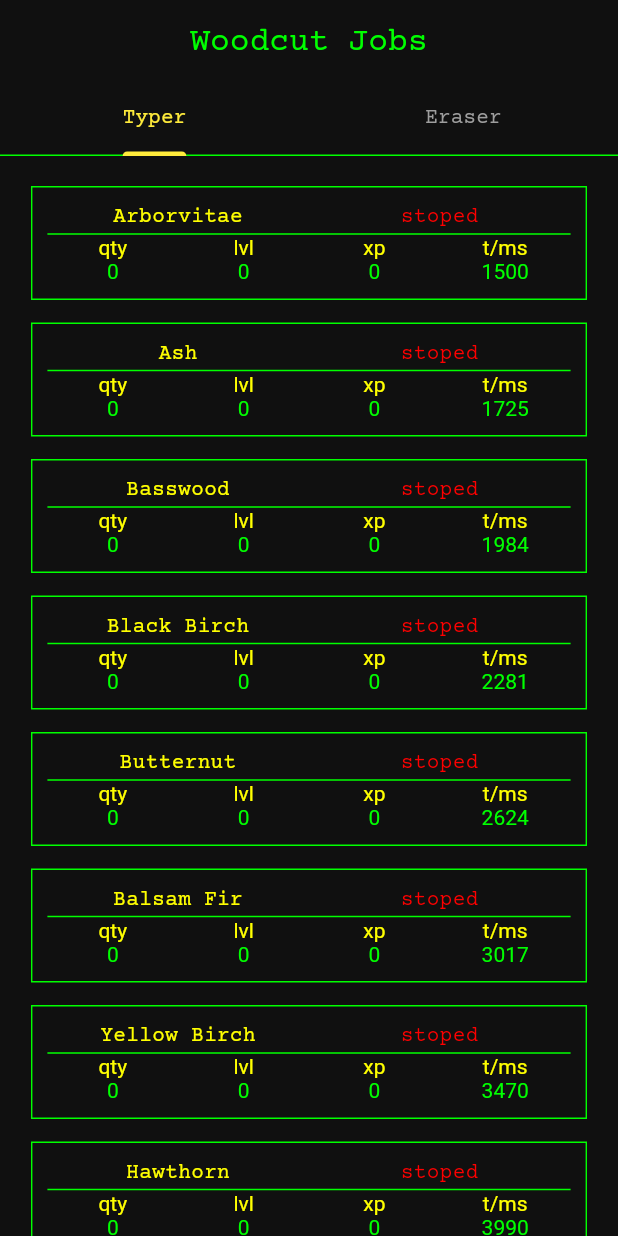
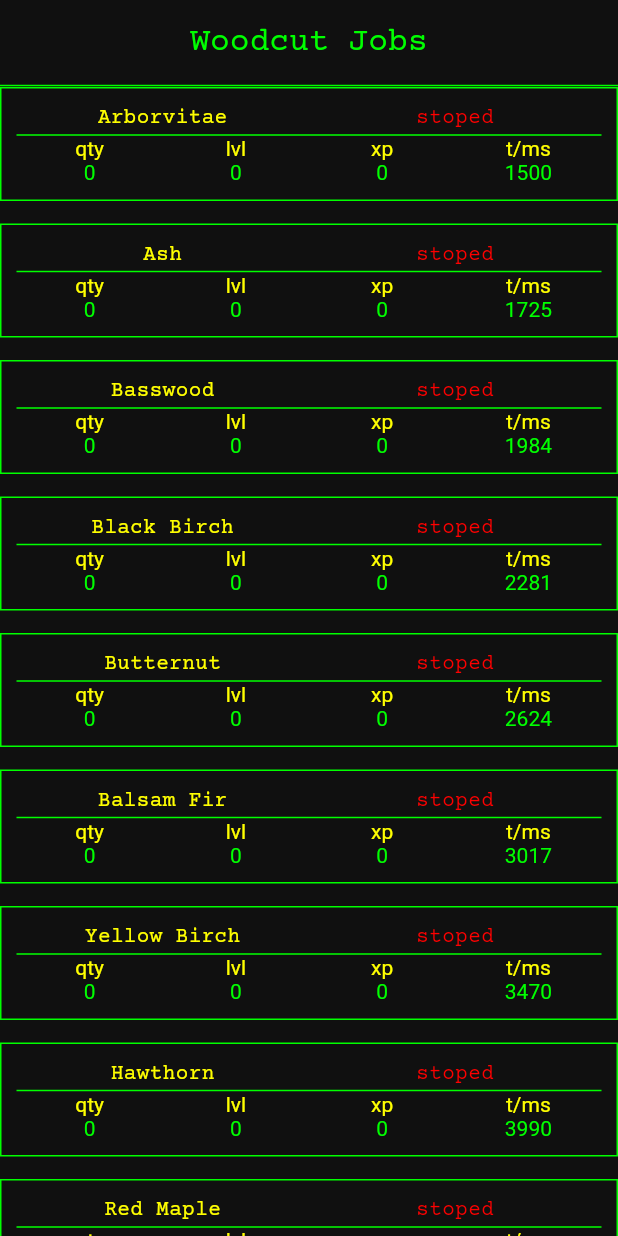
Before and after one commit to daaug/ComputerIdle, a Flutter app: the screen it shows after launch, on a phone screen of 412 x 824 dp. Run offline on Flutter 3.47's test engine with Material 3 defaults, Android fonts, the phone set to English and light mode, and no system bars.

Commit message:
Add button to items + new list widget/file

```diff
--- /dev/null
+++ b/lib/items_list.dart
@@ -0,0 +1,143 @@
+import 'dart:async';
+
+import 'package:flutter/material.dart';
+import 'package:medievidle/data.dart';
+
+
+class ItemsList extends StatefulWidget {
+  const ItemsList({super.key,
+    required this.colsMap,
+    required this.dataList,
+  });
+
+  final Map colsMap;
+  final List dataList;
+
+  @override
+  State<ItemsList> createState() => _ItemsListState();
+}
+
+class _ItemsListState extends State<ItemsList> {
+
+  int baseLevelXp = 30;
+  late Timer timer;
+  int currWorkingId = 1000;
+  double cellHeight = 45;
+
+  runTimer(int id){
+    if (timer.isActive && id == currWorkingId) {
+      timer.cancel();
+    } else {
+      currWorkingId = id;
+      timer.cancel();
+      timer = Timer.periodic(
+        Duration(milliseconds: widget.dataList[id][widget.colsMap['time']]),
+        (_){
+          if(widget.dataList[id][widget.colsMap['xp']] + 1 >= ((widget.dataList[id][widget.colsMap['level']]/10)+1) * baseLevelXp){
+            widget.dataList[id][widget.colsMap['level']] += 1;
+            widget.dataList[id][widget.colsMap['xp']] = 0;
+          } else {
+            widget.dataList[id][widget.colsMap['xp']] += 1;
+          }
+          widget.dataList[id][widget.colsMap['qty']] += 1;
+          setState(() {
+            widget.dataList[id];
+          });
+          print('NAME: ${widget.dataList[id][0]}\tQty: ${widget.dataList[id][4]}\tXP: ${widget.dataList[id][3]}\tLEVEL: ${widget.dataList[id][2]} ');
+        }
+      );
+    }
+
+  } // runTimer()
+
+  Expanded itemText(String title, int pos, String col){
+    return Expanded(
+      child: RichText(
+        textAlign: TextAlign.center,
+        text: TextSpan(text: title,
+          style: TextStyle(color: globalFontAltColor),
+          children: [
+            TextSpan(text: "\n${widget.dataList[pos][widget.colsMap[col]]}",
+              style: TextStyle(color: globalAccentColor)
+            ),
+          ]
+        ),
+      )
+    );
+  }
+
+  @override
+  void initState() {
+    super.initState();
+
+    timer = Timer(const Duration(milliseconds: 1000), () {});
+
+  } // initState()
+
+  @override
+  void dispose() {
+    super.dispose();
+    timer.cancel();
+  }
+
+  @override
+  Widget build(BuildContext context) {
+    return SingleChildScrollView(
+      child: Column(
+        children: [
+          for(var i = 0; i < widget.dataList.length; i++)
+            Column(
+              children: [
+                InkWell(
+                  onTap: () => print(i),
+                  splashColor: globalAccentColor.withOpacity(0.2),
+                  child: Container(
+                    padding: const EdgeInsets.all(10),
+                    decoration: BoxDecoration(
+                      border: Border.all(color: globalAccentColor),
+                    ),
+                    child: Column(
+                      children: [
+                        Flex(
+                          direction: Axis.horizontal,
+                          mainAxisAlignment: MainAxisAlignment.spaceBetween,
+                          children: [
+                            Expanded(
+                              flex: 1,
+                              child: Text(widget.dataList[i][widget.colsMap['name']], style: TextStyle(color: globalFontAltColor), textAlign: TextAlign.center,),
+                            ),
+                            Expanded(
+                              flex: 1,
+                              child: Text(widget.dataList[i][widget.colsMap['active']] ? "working" : "stoped",
+                                textAlign: TextAlign.center,
+                                style: TextStyle(color: widget.dataList[i][widget.colsMap['active']] ? const Color(0xFFffff00) : const Color(0xFFff0000)),
+                              ),
+                            ),
+                          ],
+                        ),
+                        Divider(
+                          color: globalAccentColor,
+                          height: 2,
+                        ),
+                        Flex(
+                          direction: Axis.horizontal,
+                          mainAxisAlignment: MainAxisAlignment.spaceBetween,
+                          children: [
+                            itemText("qty", i, "qty"),
+                            itemText("lvl", i, "level"),
+                            itemText("xp", i, "xp"),
+                            itemText("t/ms", i, "time"),
+                          ],
+                        ),
+                      ],
+                    ),
+                  ),
+                ),
+                const SizedBox(height: 15) // Basic divider
+              ],
+            )
+        ],
+      ),
+    );
+  }
+}
--- a/lib/woodcut.dart
+++ b/lib/woodcut.dart
@@ -1,7 +1,6 @@
-import 'dart:async';
-
 import 'package:medievidle/data.dart';
 import 'package:flutter/material.dart';
+import 'package:medievidle/items_list.dart';
 
 
 class WoodcutPage extends StatelessWidget {
@@ -18,165 +17,15 @@ class WoodcutPage extends StatelessWidget {
           backgroundColor: globalBackground,
           foregroundColor: globalFontColor,
           centerTitle: true,
-          bottom: TabBar(
-            labelColor: Colors.yellow,
-            indicatorColor: Colors.yellow,
-            unselectedLabelColor: Colors.grey,
-            dividerColor: globalAccentColor,
-            tabs: const [
-              Tab(text: 'Typer',),
-              Tab(text: 'Eraser',),
-            ]
+          bottom: PreferredSize(
+            preferredSize: const Size.fromHeight(2),
+            child: Divider(height: 2, color: globalAccentColor,)
           ),
         ),
         body: Center(
-          child: SizedBox(
-            width: MediaQuery.of(context).size.width * 0.9,
-            child: const TabBarView(
-              children: [
-                Padding(padding: EdgeInsets.only(top: 20),
-                  child: WoodcutList(typer: true,),
-                ),
-                WoodcutList(typer: false,),
-              ],
-            )
-          )
-        ),
+          child: ItemsList(colsMap: colsWoodcut, dataList: dataWoodcut,),
+        )
       )
     );
   }
 }
-
-
-class WoodcutList extends StatefulWidget {
-  const WoodcutList({super.key,
-    required this.typer,
-  });
-
-  final bool typer;
-
-  @override
-  State<WoodcutList> createState() => _WoodcutListState();
-}
-
-class _WoodcutListState extends State<WoodcutList> {
-
-  int baseLevelXp = 30;
-  late Timer timer;
-  int currWorkingId = 1000;
-  double cellHeight = 45;
-
-  runTimer(int id){
-    if (timer.isActive && id == currWorkingId) {
-      timer.cancel();
-    } else {
-      currWorkingId = id;
-      timer.cancel();
-      timer = Timer.periodic(
-        Duration(milliseconds: dataWoodcut[id][colsWoodcut['time']]),
-        (_){
-          if(dataWoodcut[id][colsWoodcut['xp']] + 1 >= ((dataWoodcut[id][colsWoodcut['level']]/10)+1) * baseLevelXp){
-            dataWoodcut[id][colsWoodcut['level']] += 1;
-            dataWoodcut[id][colsWoodcut['xp']] = 0;
-          } else {
-            dataWoodcut[id][colsWoodcut['xp']] += 1;
-          }
-          dataWoodcut[id][colsWoodcut['qty']] += 1;
-          setState(() {
-            dataWoodcut[id];
-          });
-          print('NAME: ${dataWoodcut[id][0]}\tQty: ${dataWoodcut[id][4]}\tXP: ${dataWoodcut[id][3]}\tLEVEL: ${dataWoodcut[id][2]} ');
-        }
-      );
-    }
-
-  } // runTimer()
-
-  Expanded itemList(String title, int pos, String col){
-    return Expanded(
-      child: RichText(
-        textAlign: TextAlign.center,
-        text: TextSpan(text: title,
-          style: TextStyle(color: globalFontAltColor),
-          children: [
-            TextSpan(text: "\n${dataWoodcut[pos][colsWoodcut[col]]}",
-              style: TextStyle(color: globalAccentColor)
-            ),
-          ]
-        ),
-      )
-    );
-  }
-
-  @override
-  void initState() {
-    super.initState();
-
-    timer = Timer(const Duration(milliseconds: 1000), () {});
-
-  } // initState()
-
-  @override
-  void dispose() {
-    super.dispose();
-    timer.cancel();
-  }
-
-  @override
-  Widget build(BuildContext context) {
-    return SingleChildScrollView(
-      child: Column(
-        children: [
-          for(var i = 0; i < dataWoodcut.length; i++)
-            Column(
-              children: [
-                Container(
-                  padding: const EdgeInsets.all(10),
-                  decoration: BoxDecoration(
-                    border: Border.all(color: globalAccentColor),
-                  ),
-                  child: Column(
-                    children: [
-                      Flex(
-                        direction: Axis.horizontal,
-                        mainAxisAlignment: MainAxisAlignment.spaceBetween,
-                        children: [
-                          Expanded(
-                            flex: 1,
-                            child: Text(dataWoodcut[i][colsWoodcut['name']], style: TextStyle(color: globalFontAltColor), textAlign: TextAlign.center,),
-                          ),
-                          Expanded(
-                            flex: 1,
-                            child: Text(dataWoodcut[i][colsWoodcut['active']] ? "working" : "stoped",
-                              textAlign: TextAlign.center,
-                              style: TextStyle(color: dataWoodcut[i][colsWoodcut['active']] ? const Color(0xFFffff00) : const Color(0xFFff0000)),
-                            ),
-                          ),
-                        ],
-                      ),
-                      Divider(
-                        color: globalAccentColor,
-                        height: 2,
-                      ),
-                      Flex(
-                        direction: Axis.horizontal,
-                        mainAxisAlignment: MainAxisAlignment.spaceBetween,
-                        children: [
-                          itemList("qty", i, "qty"),
-                          itemList("lvl", i, "level"),
-                          itemList("xp", i, "xp"),
-                          itemList("t/ms", i, "time"),
-                        ],
-                      ),
-                    ],
-                  ),
-                ),
-                const SizedBox(height: 15) // Basic divisor
-              ],
-            )
-
-        ],
-      ),
-    );
-  }
-}
```
